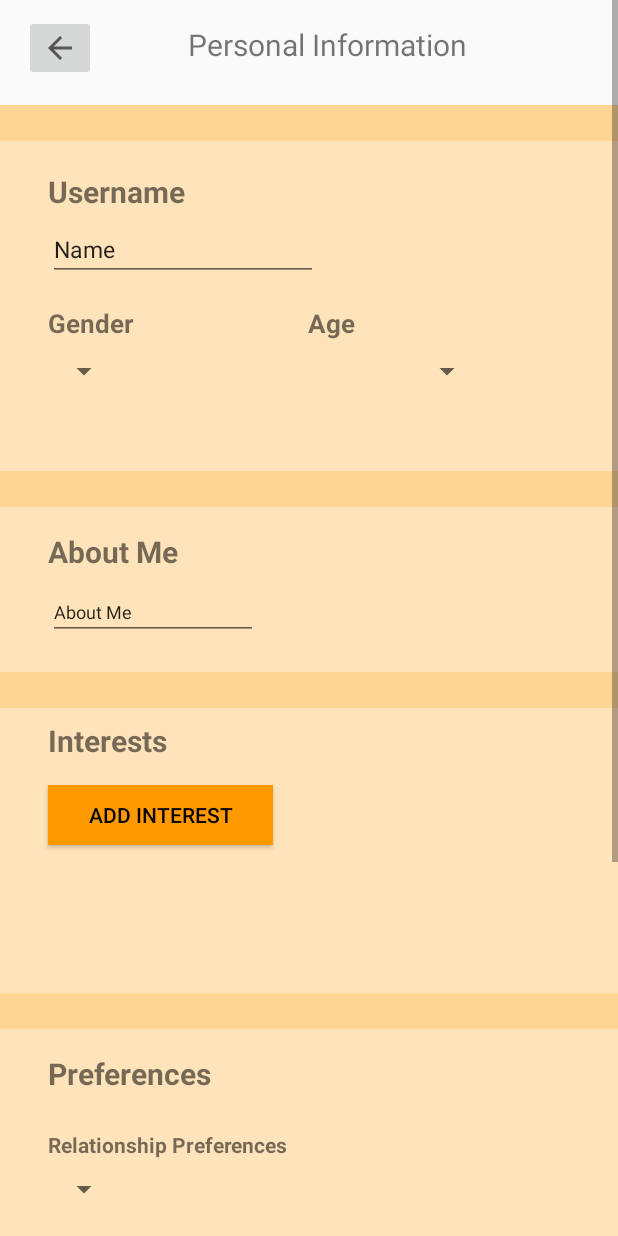
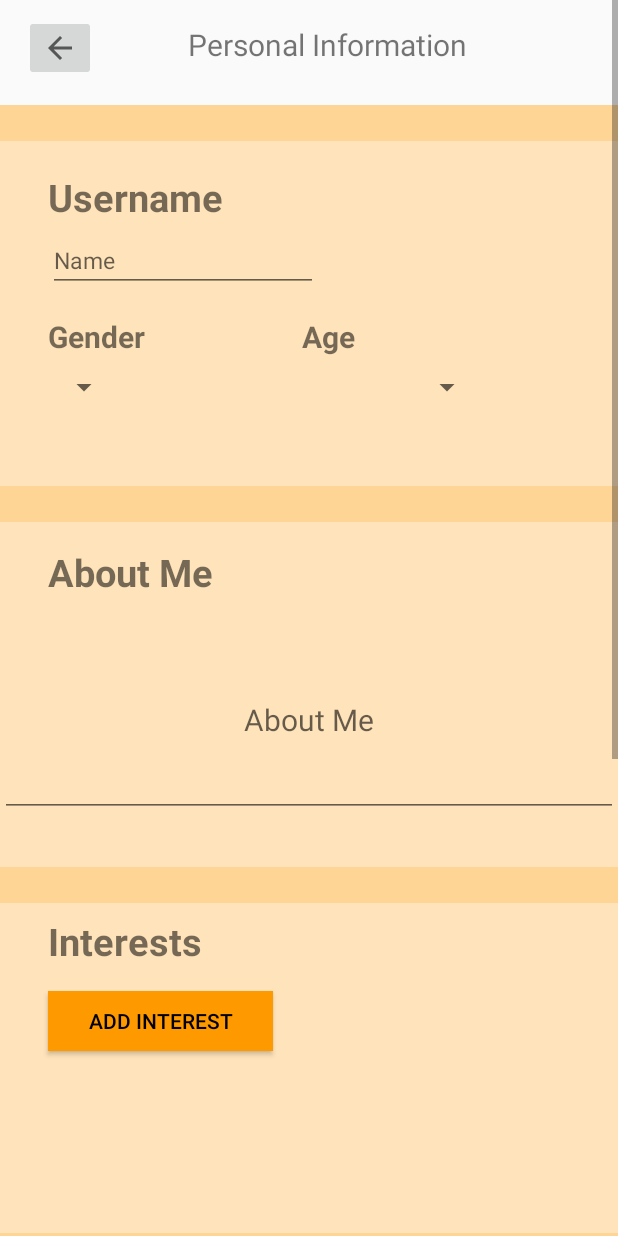
Before and after one commit to New-President/MADIgNight, an Android app: the layout activity_profile_creation.xml on its own in the app's theme, with its tools: preview values and no code run, on a phone screen of 412 x 824 dp. Run offline under Robolectric (Android 15) with nearby library versions, the phone set to English and light mode, and no system bars.

Commit message:
ProfileCreation AboutMe Input

```diff
--- a/app/src/main/java/sg/edu/np/ignight/ProfileCreationActivity.java
+++ b/app/src/main/java/sg/edu/np/ignight/ProfileCreationActivity.java
@@ -2,9 +2,12 @@ package sg.edu.np.ignight;
 
 import android.content.DialogInterface;
 import android.os.Bundle;
+import android.text.Editable;
+import android.text.TextWatcher;
 import android.view.View;
 import android.widget.ArrayAdapter;
 import android.widget.Button;
+import android.widget.EditText;
 import android.widget.Spinner;
 import android.widget.TextView;
 
@@ -95,6 +98,28 @@ public class ProfileCreationActivity extends AppCompatActivity {
         rv.setAdapter(adapter);
         rv.setLayoutManager(layout);*/
 
+        EditText aboutMeInput = findViewById(R.id.AboutMeInput);
+        TextView aboutMeView = findViewById(R.id.AboutMeTextView);
+
+        aboutMeInput.addTextChangedListener(new TextWatcher() {
+            @Override
+            public void beforeTextChanged(CharSequence charSequence, int i, int i1, int i2) {
+
+            }
+
+            @Override
+            public void onTextChanged(CharSequence charSequence, int i, int i1, int i2) {
+                aboutMeView.setText(charSequence.toString());
+                float size = aboutMeView.getTextSize();
+                size = size/3;
+                aboutMeInput.setTextSize((int)size);
+            }
+
+            @Override
+            public void afterTextChanged(Editable editable) {
+
+            }
+        });
 
 
     }
--- a/app/src/main/res/layout/activity_profile_creation.xml
+++ b/app/src/main/res/layout/activity_profile_creation.xml
@@ -5,7 +5,7 @@
     android:layout_width="match_parent"
     android:layout_height="match_parent"
     android:background="#FFD596"
-    tools:context=".ProfileCreation">
+    tools:context=".ProfileCreationActivity">
 
     <ScrollView
         android:layout_width="match_parent"
@@ -29,7 +29,7 @@
                 <com.google.android.material.navigation.NavigationView
                     android:id="@+id/AboutView"
                     android:layout_width="0dp"
-                    android:layout_height="110dp"
+                    android:layout_height="230dp"
                     android:layout_marginTop="24dp"
                     android:background="#FFE3BA"
                     app:layout_constraintEnd_toEndOf="parent"
@@ -47,23 +47,42 @@
                             android:layout_marginStart="32dp"
                             android:layout_marginTop="16dp"
                             android:text="About Me"
-                            android:textSize="20sp"
+                            android:textSize="25sp"
                             android:textStyle="bold"
                             app:layout_constraintStart_toStartOf="parent"
                             app:layout_constraintTop_toTopOf="parent" />
 
                         <EditText
-                            android:id="@+id/InputAboutMe"
-                            android:layout_width="0dp"
-                            android:layout_height="wrap_content"
-                            android:layout_marginStart="32dp"
-                            android:layout_marginTop="8dp"
-                            android:ems="10"
-                            android:inputType="textPersonName"
-                            android:text="About Me"
-                            android:textSize="12sp"
+                            android:id="@+id/AboutMeInput"
+                            android:layout_width="match_parent"
+                            android:layout_height="130dp"
+                            android:layout_marginTop="16dp"
+                            android:gravity="center"
+                            android:hint="About Me"
+                            android:maxLength="200"
+                            android:padding="20dp"
+                            android:textSize="20dp"
+                            app:layout_constraintEnd_toEndOf="parent"
                             app:layout_constraintStart_toStartOf="parent"
                             app:layout_constraintTop_toBottomOf="@+id/AboutMe" />
+
+                        <TextView
+                            android:id="@+id/AboutMeTextView"
+                            android:layout_width="match_parent"
+                            android:layout_height="130dp"
+                            android:layout_marginTop="16dp"
+                            android:autoSizeMaxTextSize="23sp"
+                            android:autoSizeMinTextSize="17sp"
+                            android:autoSizeStepGranularity="1sp"
+                            android:autoSizeTextType="uniform"
+                            android:gravity="center"
+                            android:padding="20dp"
+                            android:visibility="invisible"
+                            app:layout_constraintEnd_toEndOf="parent"
+                            app:layout_constraintStart_toStartOf="parent"
+                            app:layout_constraintTop_toBottomOf="@+id/AboutMe"
+                            tools:visibility="visible" />
+
                     </androidx.constraintlayout.widget.ConstraintLayout>
                 </com.google.android.material.navigation.NavigationView>
 
@@ -97,7 +116,7 @@
                                     android:layout_marginStart="32dp"
                                     android:layout_marginTop="16dp"
                                     android:text="Preferences"
-                                    android:textSize="20sp"
+                                    android:textSize="25sp"
                                     android:textStyle="bold"
                                     app:layout_constraintStart_toStartOf="parent"
                                     app:layout_constraintTop_toTopOf="parent" />
@@ -109,6 +128,7 @@
                                     android:layout_marginStart="32dp"
                                     android:layout_marginTop="24dp"
                                     android:text="Relationship Preferences"
+                                    android:textSize="17sp"
                                     android:textStyle="bold"
                                     app:layout_constraintStart_toStartOf="parent"
                                     app:layout_constraintTop_toBottomOf="@+id/Preferences" />
@@ -130,6 +150,7 @@
                                     android:layout_marginStart="32dp"
                                     android:layout_marginTop="24dp"
                                     android:text="Gender"
+                                    android:textSize="17sp"
                                     android:textStyle="bold"
                                     app:layout_constraintStart_toStartOf="parent"
                                     app:layout_constraintTop_toBottomOf="@+id/RelationshipPrefDropdown" />
@@ -151,6 +172,7 @@
                                     android:layout_marginStart="32dp"
                                     android:layout_marginTop="24dp"
                                     android:text="Date Location"
+                                    android:textSize="17sp"
                                     android:textStyle="bold"
                                     app:layout_constraintStart_toStartOf="parent"
                                     app:layout_constraintTop_toBottomOf="@+id/GenderPrefDropdown" />
@@ -216,7 +238,7 @@
                 <com.google.android.material.navigation.NavigationView
                     android:id="@+id/NameView"
                     android:layout_width="0dp"
-                    android:layout_height="220dp"
+                    android:layout_height="230dp"
                     android:layout_marginTop="24dp"
                     app:layout_constraintEnd_toEndOf="parent"
                     app:layout_constraintStart_toStartOf="parent"
@@ -234,7 +256,7 @@
                             android:layout_marginStart="32dp"
                             android:layout_marginTop="20dp"
                             android:text="Username"
-                            android:textSize="20sp"
+                            android:textSize="25sp"
                             android:textStyle="bold"
                             app:layout_constraintStart_toStartOf="parent"
                             app:layout_constraintTop_toTopOf="parent" />
@@ -247,7 +269,7 @@
                             android:layout_marginTop="8dp"
                             android:ems="10"
                             android:inputType="textPersonName"
-                            android:text="Name"
+                            android:hint="Name"
                             android:textSize="15sp"
                             app:layout_constraintStart_toStartOf="parent"
                             app:layout_constraintTop_toBottomOf="@+id/Username" />
@@ -259,7 +281,7 @@
                             android:layout_marginStart="32dp"
                             android:layout_marginTop="16dp"
                             android:text="Gender"
-                            android:textSize="17sp"
+                            android:textSize="20sp"
                             android:textStyle="bold"
                             app:layout_constraintEnd_toStartOf="@+id/Age"
                             app:layout_constraintHorizontal_bias="0.5"
@@ -294,7 +316,7 @@
                             android:layout_marginTop="16dp"
                             android:layout_marginEnd="175dp"
                             android:text="Age"
-                            android:textSize="17sp"
+                            android:textSize="20sp"
                             android:textStyle="bold"
                             app:layout_constraintEnd_toEndOf="parent"
                             app:layout_constraintHorizontal_bias="0.5"
@@ -308,7 +330,7 @@
                 <com.google.android.material.navigation.NavigationView
                     android:id="@+id/InterestView"
                     android:layout_width="0dp"
-                    android:layout_height="190dp"
+                    android:layout_height="220dp"
                     android:layout_marginTop="24dp"
                     app:layout_constraintEnd_toEndOf="parent"
                     app:layout_constraintStart_toStartOf="parent"
@@ -326,7 +348,7 @@
                             android:layout_marginStart="32dp"
                             android:layout_marginTop="8dp"
                             android:text="Interests"
-                            android:textSize="20sp"
+                            android:textSize="25sp"
                             android:textStyle="bold"
                             app:layout_constraintStart_toStartOf="parent"
                             app:layout_constraintTop_toTopOf="parent" />
```
